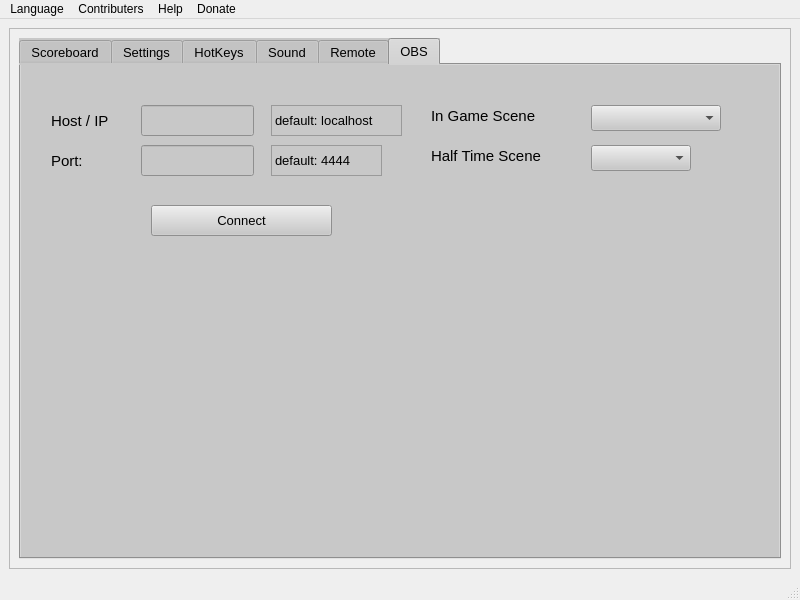
wojtekbut/Scoreboard_py, file mainwindow.ui: the form before one commit.
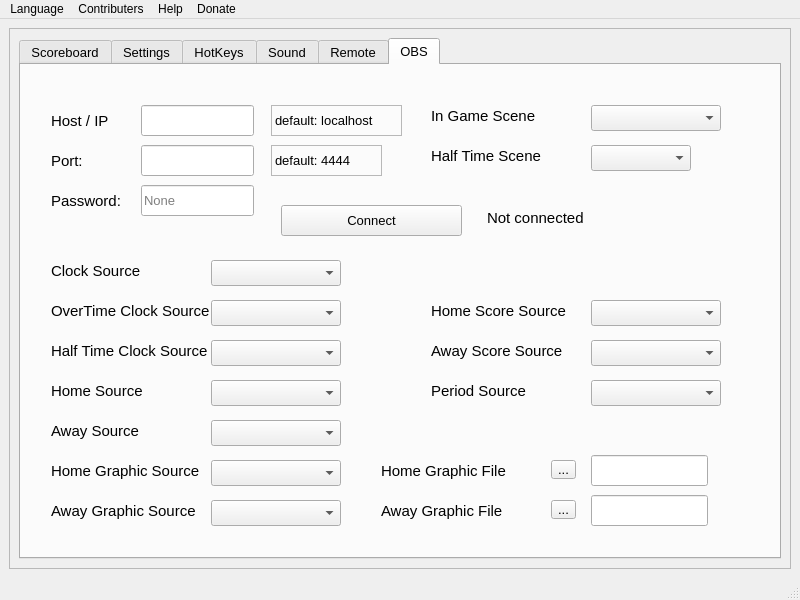
The form after the commit. The open tabs and pages were chosen to show the change.

Patch:
```diff
--- a/mainwindow.ui
+++ b/mainwindow.ui
@@ -32,7 +32,7 @@
           </rect>
          </property>
          <layout class="QGridLayout" name="gridLayout_3">
-          <item row="1" column="0">
+          <item row="0" column="0">
            <widget class="QTabWidget" name="tabWidget">
             <property name="enabled">
              <bool>true</bool>
@@ -51,9 +51,6 @@
             <property name="autoFillBackground">
              <bool>false</bool>
             </property>
-            <property name="styleSheet">
-             <string notr="true">background-color:rgb(200, 200, 200) ;</string>
-            </property>
             <property name="tabPosition">
              <enum>QTabWidget::North</enum>
             </property>
@@ -2495,7 +2492,7 @@
              <widget class="QPushButton" name="Remote_Button_2">
               <property name="geometry">
                <rect>
-                <x>130</x>
+                <x>260</x>
                 <y>140</y>
                 <width>181</width>
                 <height>31</height>
@@ -2603,6 +2600,605 @@
                <number>7</number>
               </property>
              </widget>
+             <widget class="QComboBox" name="ClockSource_comboBox">
+              <property name="geometry">
+               <rect>
+                <x>190</x>
+                <y>195</y>
+                <width>117</width>
+                <height>24</height>
+               </rect>
+              </property>
+              <property name="font">
+               <font>
+                <pointsize>11</pointsize>
+               </font>
+              </property>
+              <property name="currentIndex">
+               <number>-1</number>
+              </property>
+              <property name="sizeAdjustPolicy">
+               <enum>QComboBox::AdjustToContents</enum>
+              </property>
+              <property name="minimumContentsLength">
+               <number>10</number>
+              </property>
+              <property name="frame">
+               <bool>true</bool>
+              </property>
+             </widget>
+             <widget class="QLabel" name="ClockSource_Label">
+              <property name="geometry">
+               <rect>
+                <x>30</x>
+                <y>190</y>
+                <width>161</width>
+                <height>31</height>
+               </rect>
+              </property>
+              <property name="font">
+               <font>
+                <pointsize>11</pointsize>
+               </font>
+              </property>
+              <property name="text">
+               <string>Clock Source</string>
+              </property>
+             </widget>
+             <widget class="QComboBox" name="OverTimeClockSource_comboBox">
+              <property name="geometry">
+               <rect>
+                <x>190</x>
+                <y>235</y>
+                <width>117</width>
+                <height>24</height>
+               </rect>
+              </property>
+              <property name="font">
+               <font>
+                <pointsize>11</pointsize>
+               </font>
+              </property>
+              <property name="currentIndex">
+               <number>-1</number>
+              </property>
+              <property name="sizeAdjustPolicy">
+               <enum>QComboBox::AdjustToContents</enum>
+              </property>
+              <property name="minimumContentsLength">
+               <number>10</number>
+              </property>
+              <property name="frame">
+               <bool>true</bool>
+              </property>
+             </widget>
+             <widget class="QLabel" name="OverTimeClockSource_Label">
+              <property name="geometry">
+               <rect>
+                <x>30</x>
+                <y>230</y>
+                <width>161</width>
+                <height>31</height>
+               </rect>
+              </property>
+              <property name="font">
+               <font>
+                <pointsize>11</pointsize>
+               </font>
+              </property>
+              <property name="text">
+               <string>OverTime Clock Source</string>
+              </property>
+             </widget>
+             <widget class="QComboBox" name="HalfTimeClockSource_comboBox">
+              <property name="geometry">
+               <rect>
+                <x>190</x>
+                <y>275</y>
+                <width>117</width>
+                <height>24</height>
+               </rect>
+              </property>
+              <property name="font">
+               <font>
+                <pointsize>11</pointsize>
+               </font>
+              </property>
+              <property name="currentIndex">
+               <number>-1</number>
+              </property>
+              <property name="sizeAdjustPolicy">
+               <enum>QComboBox::AdjustToContents</enum>
+              </property>
+              <property name="minimumContentsLength">
+               <number>10</number>
+              </property>
+              <property name="frame">
+               <bool>true</bool>
+              </property>
+             </widget>
+             <widget class="QLabel" name="HalfTimeClockSource_Label">
+              <property name="geometry">
+               <rect>
+                <x>30</x>
+                <y>270</y>
+                <width>161</width>
+                <height>31</height>
+               </rect>
+              </property>
+              <property name="font">
+               <font>
+                <pointsize>11</pointsize>
+               </font>
+              </property>
+              <property name="text">
+               <string>Half Time Clock Source</string>
+              </property>
+             </widget>
+             <widget class="QComboBox" name="HomeSource_comboBox">
+              <property name="geometry">
+               <rect>
+                <x>190</x>
+                <y>315</y>
+                <width>117</width>
+                <height>24</height>
+               </rect>
+              </property>
+              <property name="font">
+               <font>
+                <pointsize>11</pointsize>
+               </font>
+              </property>
+              <property name="currentIndex">
+               <number>-1</number>
+              </property>
+              <property name="sizeAdjustPolicy">
+               <enum>QComboBox::AdjustToContents</enum>
+              </property>
+              <property name="minimumContentsLength">
+               <number>10</number>
+              </property>
+              <property name="frame">
+               <bool>true</bool>
+              </property>
+             </widget>
+             <widget class="QLabel" name="HomeSource_Label">
+              <property name="geometry">
+               <rect>
+                <x>30</x>
+                <y>310</y>
+                <width>161</width>
+                <height>31</height>
+               </rect>
+              </property>
+              <property name="font">
+               <font>
+                <pointsize>11</pointsize>
+               </font>
+              </property>
+              <property name="text">
+               <string>Home Source</string>
+              </property>
+             </widget>
+             <widget class="QComboBox" name="AwaySource_comboBox">
+              <property name="geometry">
+               <rect>
+                <x>190</x>
+                <y>355</y>
+                <width>117</width>
+                <height>24</height>
+               </rect>
+              </property>
+              <property name="font">
+               <font>
+                <pointsize>11</pointsize>
+               </font>
+              </property>
+              <property name="currentIndex">
+               <number>-1</number>
+              </property>
+              <property name="sizeAdjustPolicy">
+               <enum>QComboBox::AdjustToContents</enum>
+              </property>
+              <property name="minimumContentsLength">
+               <number>10</number>
+              </property>
+              <property name="frame">
+               <bool>true</bool>
+              </property>
+             </widget>
+             <widget class="QLabel" name="AwaySource_Label">
+              <property name="geometry">
+               <rect>
+                <x>30</x>
+                <y>350</y>
+                <width>161</width>
+                <height>31</height>
+               </rect>
+              </property>
+              <property name="font">
+               <font>
+                <pointsize>11</pointsize>
+               </font>
+              </property>
+              <property name="text">
+               <string>Away Source</string>
+              </property>
+             </widget>
+             <widget class="QComboBox" name="PeriodSource_comboBox">
+              <property name="geometry">
+               <rect>
+                <x>570</x>
+                <y>315</y>
+                <width>117</width>
+                <height>24</height>
+               </rect>
+              </property>
+              <property name="font">
+               <font>
+                <pointsize>11</pointsize>
+               </font>
+              </property>
+              <property name="currentIndex">
+               <number>-1</number>
+              </property>
+              <property name="sizeAdjustPolicy">
+               <enum>QComboBox::AdjustToContents</enum>
+              </property>
+              <property name="minimumContentsLength">
+               <number>10</number>
+              </property>
+              <property name="frame">
+               <bool>true</bool>
+              </property>
+             </widget>
+             <widget class="QLabel" name="HomeGraphicFile_Label">
+              <property name="geometry">
+               <rect>
+                <x>360</x>
+                <y>390</y>
+                <width>161</width>
+                <height>31</height>
+               </rect>
+              </property>
+              <property name="font">
+               <font>
+                <pointsize>11</pointsize>
+               </font>
+              </property>
+              <property name="text">
+               <string>Home Graphic File</string>
+              </property>
+             </widget>
+             <widget class="QLabel" name="AwayGraphicFile_Label">
+              <property name="geometry">
+               <rect>
+                <x>360</x>
+                <y>430</y>
+                <width>161</width>
+                <height>31</height>
+               </rect>
+              </property>
+              <property name="font">
+               <font>
+                <pointsize>11</pointsize>
+               </font>
+              </property>
+              <property name="text">
+               <string>Away Graphic File</string>
+              </property>
+             </widget>
+             <widget class="QComboBox" name="AwayScoreSource_comboBox">
+              <property name="geometry">
+               <rect>
+                <x>570</x>
+                <y>275</y>
+                <width>117</width>
+                <height>24</height>
+               </rect>
+              </property>
+              <property name="font">
+               <font>
+                <pointsize>11</pointsize>
+               </font>
+              </property>
+              <property name="currentIndex">
+               <number>-1</number>
+              </property>
+              <property name="sizeAdjustPolicy">
+               <enum>QComboBox::AdjustToContents</enum>
+              </property>
+              <property name="minimumContentsLength">
+               <number>10</number>
+              </property>
+              <property name="frame">
+               <bool>true</bool>
+              </property>
+             </widget>
+             <widget class="QComboBox" name="HomeScoreSource_comboBox">
+              <property name="geometry">
+               <rect>
+                <x>570</x>
+                <y>235</y>
+                <width>117</width>
+                <height>24</height>
+               </rect>
+              </property>
+              <property name="font">
+               <font>
+                <pointsize>11</pointsize>
+               </font>
+              </property>
+              <property name="currentIndex">
+               <number>-1</number>
+              </property>
+              <property name="sizeAdjustPolicy">
+               <enum>QComboBox::AdjustToContents</enum>
+              </property>
+              <property name="minimumContentsLength">
+               <number>10</number>
+              </property>
+              <property name="frame">
+               <bool>true</bool>
+              </property>
+             </widget>
+             <widget class="QLabel" name="PeriodSource_Label">
+              <property name="geometry">
+               <rect>
+                <x>410</x>
+                <y>310</y>
+                <width>161</width>
+                <height>31</height>
+               </rect>
+              </property>
+              <property name="font">
+               <font>
+                <pointsize>11</pointsize>
+               </font>
+              </property>
+              <property name="text">
+               <string>Period Source</string>
+              </property>
+             </widget>
+             <widget class="QLabel" name="HomeScoreSource_Label">
+              <property name="geometry">
+               <rect>
+                <x>410</x>
+                <y>230</y>
+                <width>161</width>
+                <height>31</height>
+               </rect>
+              </property>
+              <property name="font">
+               <font>
+                <pointsize>11</pointsize>
+               </font>
+              </property>
+              <property name="text">
+               <string>Home Score Source</string>
+              </property>
+             </widget>
+             <widget class="QLabel" name="AwayScoreSource_Label">
+              <property name="geometry">
+               <rect>
+                <x>410</x>
+                <y>270</y>
+                <width>161</width>
+                <height>31</height>
+               </rect>
+              </property>
+              <property name="font">
+               <font>
+                <pointsize>11</pointsize>
+               </font>
+              </property>
+              <property name="text">
+               <string>Away Score Source</string>
+              </property>
+             </widget>
+             <widget class="QLineEdit" name="HomeGraphicFile_Input">
+              <property name="geometry">
+               <rect>
+                <x>570</x>
+                <y>390</y>
+                <width>117</width>
+                <height>31</height>
+               </rect>
+              </property>
+              <property name="font">
+               <font>
+                <pointsize>10</pointsize>
+               </font>
+              </property>
+             </widget>
+             <widget class="QLineEdit" name="AwayGraphicFile_Input">
+              <property name="geometry">
+               <rect>
+                <x>570</x>
+                <y>430</y>
+                <width>117</width>
+                <height>31</height>
+               </rect>
+              </property>
+              <property name="font">
+               <font>
+                <pointsize>10</pointsize>
+               </font>
+              </property>
+             </widget>
+             <widget class="QToolButton" name="HomeGraphicFile_toolButton">
+              <property name="geometry">
+               <rect>
+                <x>530</x>
+                <y>395</y>
+                <width>25</width>
+                <height>19</height>
+               </rect>
+              </property>
+              <property name="text">
+               <string>...</string>
+              </property>
+             </widget>
+             <widget class="QToolButton" name="AwayGraphicFile_toolButton">
+              <property name="geometry">
+               <rect>
+                <x>530</x>
+                <y>435</y>
+                <width>25</width>
+                <height>19</height>
+               </rect>
+              </property>
+              <property name="text">
+               <string>...</string>
+              </property>
+             </widget>
+             <widget class="QLabel" name="ConnectObs_Label">
+              <property name="geometry">
+               <rect>
+                <x>466</x>
+                <y>137</y>
+                <width>251</width>
+                <height>31</height>
+               </rect>
+              </property>
+              <property name="font">
+               <font>
+                <pointsize>11</pointsize>
+               </font>
+              </property>
+              <property name="text">
+               <string>Not connected</string>
+              </property>
+             </widget>
+             <widget class="QComboBox" name="HomeGraphicSource_comboBox">
+              <property name="geometry">
+               <rect>
+                <x>190</x>
+                <y>395</y>
+                <width>117</width>
+                <height>24</height>
+               </rect>
+              </property>
+              <property name="font">
+               <font>
+                <pointsize>11</pointsize>
+               </font>
+              </property>
+              <property name="currentIndex">
+               <number>-1</number>
+              </property>
+              <property name="sizeAdjustPolicy">
+               <enum>QComboBox::AdjustToContents</enum>
+              </property>
+              <property name="minimumContentsLength">
+               <number>10</number>
+              </property>
+              <property name="frame">
+               <bool>true</bool>
+              </property>
+             </widget>
+             <widget class="QLabel" name="HomeGraphicSource_Label">
+              <property name="geometry">
+               <rect>
+                <x>30</x>
+                <y>390</y>
+                <width>161</width>
+                <height>31</height>
+               </rect>
+              </property>
+              <property name="font">
+               <font>
+                <pointsize>11</pointsize>
+               </font>
+              </property>
+              <property name="text">
+               <string>Home Graphic Source</string>
+              </property>
+             </widget>
+             <widget class="QComboBox" name="AwayGraphicSource_comboBox">
+              <property name="geometry">
+               <rect>
+                <x>190</x>
+                <y>435</y>
+                <width>117</width>
+                <height>24</height>
+               </rect>
+              </property>
+              <property name="font">
+               <font>
+                <pointsize>11</pointsize>
+               </font>
+              </property>
+              <property name="currentIndex">
+               <number>-1</number>
+              </property>
+              <property name="sizeAdjustPolicy">
+               <enum>QComboBox::AdjustToContents</enum>
+              </property>
+              <property name="minimumContentsLength">
+               <number>10</number>
+              </property>
+              <property name="frame">
+               <bool>true</bool>
+              </property>
+             </widget>
+             <widget class="QLabel" name="AwayGraphicSource_Label">
+              <property name="geometry">
+               <rect>
+                <x>30</x>
+                <y>430</y>
+                <width>161</width>
+                <height>31</height>
+               </rect>
+              </property>
+              <property name="font">
+               <font>
+                <pointsize>11</pointsize>
+               </font>
+              </property>
+              <property name="text">
+               <string>Away Graphic Source</string>
+              </property>
+             </widget>
+             <widget class="QLabel" name="PasswordObs_Label">
+              <property name="geometry">
+               <rect>
+                <x>30</x>
+                <y>120</y>
+                <width>91</width>
+                <height>31</height>
+               </rect>
+              </property>
+              <property name="font">
+               <font>
+                <pointsize>11</pointsize>
+               </font>
+              </property>
+              <property name="text">
+               <string>Password:</string>
+              </property>
+             </widget>
+             <widget class="QLineEdit" name="PasswordObs_Input">
+              <property name="geometry">
+               <rect>
+                <x>120</x>
+                <y>120</y>
+                <width>113</width>
+                <height>31</height>
+               </rect>
+              </property>
+              <property name="font">
+               <font>
+                <pointsize>10</pointsize>
+               </font>
+              </property>
+              <property name="echoMode">
+               <enum>QLineEdit::Password</enum>
+              </property>
+              <property name="placeholderText">
+               <string>None</string>
+              </property>
+             </widget>
             </widget>
            </widget>
           </item>
```
Left out of the diff: 533 changed lines with no effect on the pictures.
